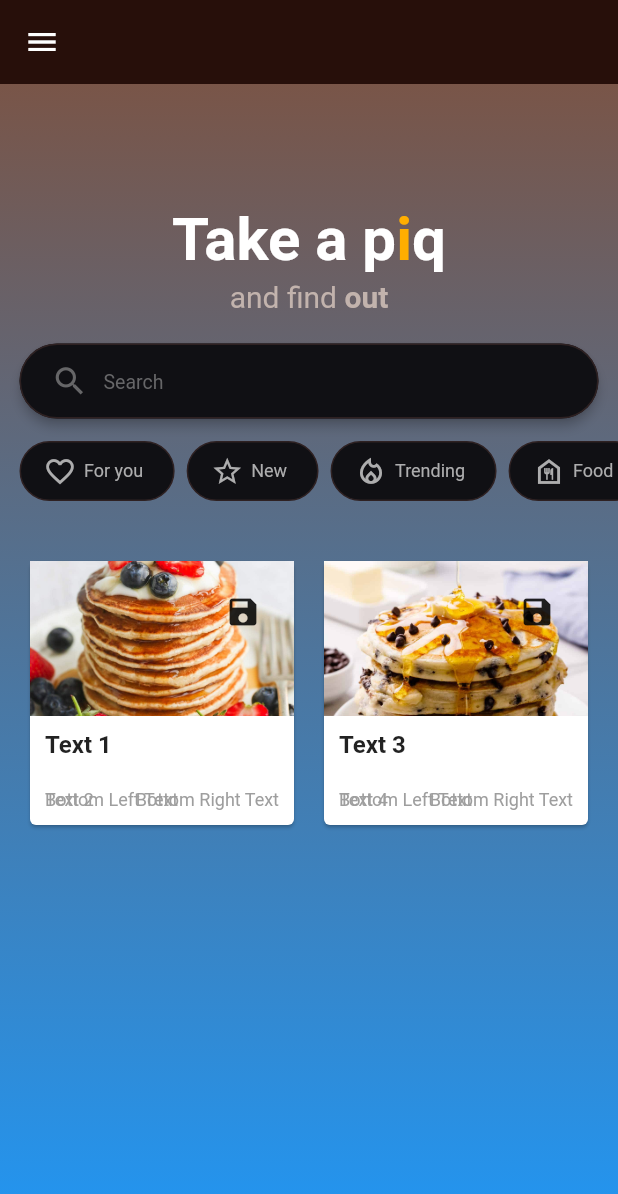
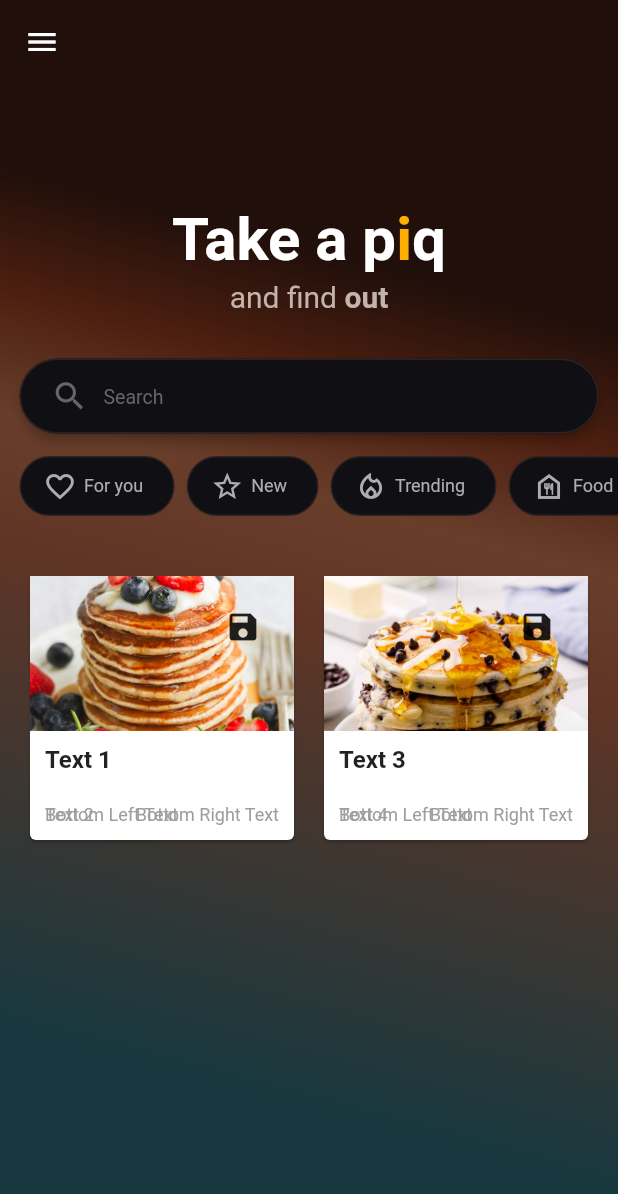
Before and after one commit to AdeebaKhani190626/Take-a-piq, a Flutter app: the screen it shows after launch, on a phone screen of 412 x 824 dp. Shown: the top 1194 px of the screen. Run offline on Flutter 3.47's test engine with Material 2 defaults, Android fonts, the phone set to English and light mode, and no system bars.

Commit message:
adjust background gradient

```diff
--- a/lib/main.dart
+++ b/lib/main.dart
@@ -8,7 +8,7 @@ class HomePage extends StatelessWidget {
     return MaterialApp(
       home: Scaffold(
         appBar: AppBar(
-          backgroundColor: Color(0xFF270f0a),
+          backgroundColor: Color(0xFF200f0a),
           leading: Builder(
             builder: (BuildContext context) {
               return IconButton(
@@ -28,8 +28,9 @@ class HomePage extends StatelessWidget {
         body: Container(
           decoration: BoxDecoration(
             gradient: LinearGradient(
-              colors: [Colors.brown, Colors.blue],
-              begin: Alignment.topCenter,
+              colors: [Color(0xFF200f0a), Color(0xFF4d1f10), Color(0xFF683e2b), Color(0xFF613525), Color(0xFF17383f)],
+              stops: [0.2, 0.3, 0.4, 0.5, 0.9],
+              begin: Alignment.topRight,
               end: Alignment.bottomCenter,
             ),
           ),
@@ -107,7 +108,7 @@ class HomePage extends StatelessWidget {
                 ),
               ),
               // Search Bar
-              SizedBox(height: 20),
+              SizedBox(height: 30),
               Padding(
                 padding: EdgeInsets.symmetric(horizontal: 13),
                 child: Material(
```
